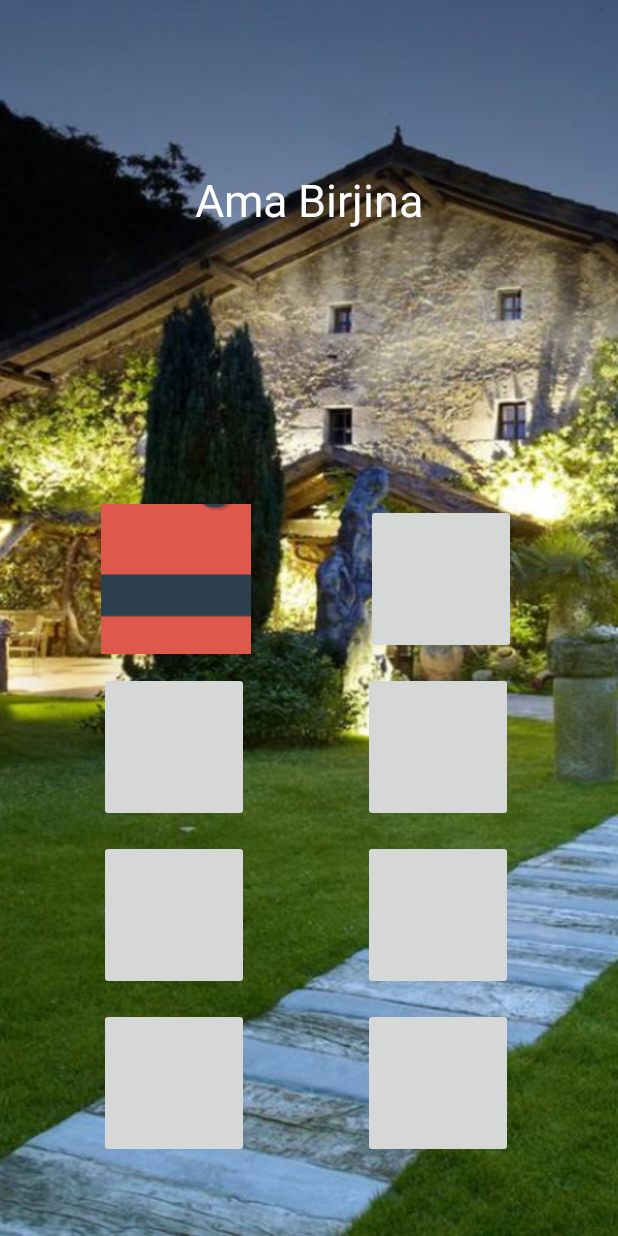
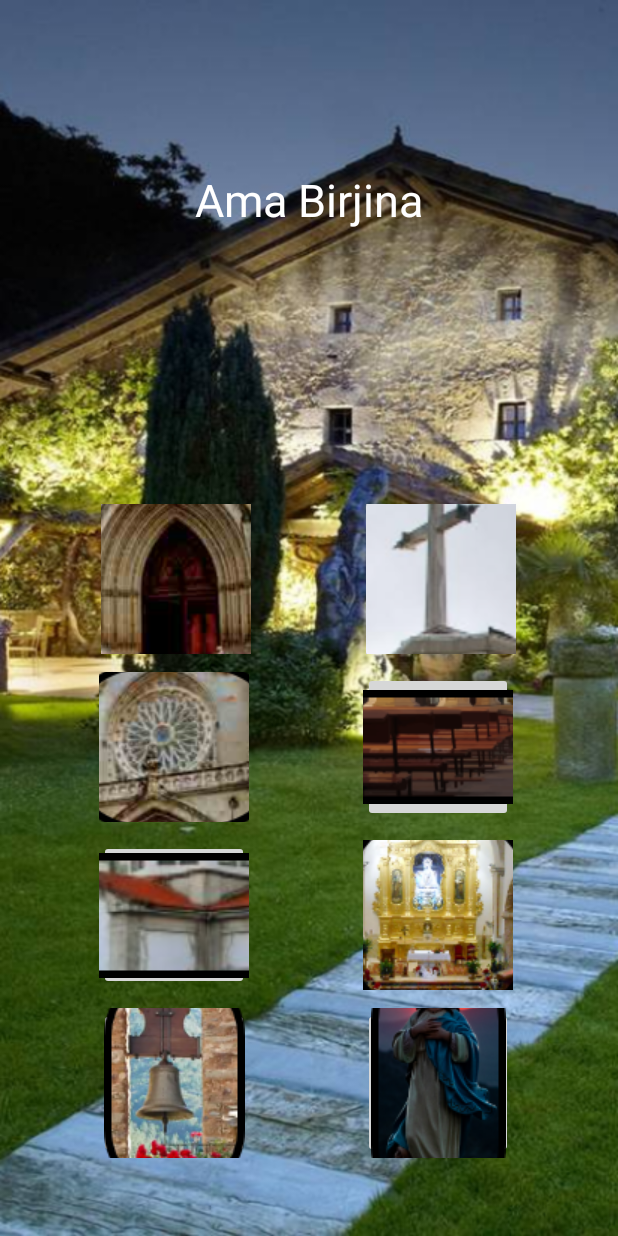
Before and after one commit to AsierTX/Zaldibar_Patapol, an Android app: the SanMartinJokua screen opened directly, with no data from a screen before it, on a phone screen of 412 x 824 dp. Run offline under Robolectric (Android 15) with nearby library versions, the phone set to English and light mode, and no system bars.

Commit message:
Joku 1 + argaskiak

```diff
--- a/app/src/main/res/layout/activity_san_martin_jokua.xml
+++ b/app/src/main/res/layout/activity_san_martin_jokua.xml
@@ -28,7 +28,7 @@
         android:layout_marginStart="70dp"
         android:layout_marginEnd="80dp"
         android:layout_marginBottom="12dp"
-        android:src="@drawable/bag"
+        android:src="@drawable/i_puerta"
         android:tag="Atea"
         app:layout_constraintBottom_toTopOf="@+id/IBTN_2"
         app:layout_constraintEnd_toStartOf="@+id/IBTN_5"
@@ -37,7 +37,6 @@
         app:layout_constraintTop_toBottomOf="@+id/textView"
         app:layout_constraintVertical_bias="1.0"
         tools:ignore="MissingConstraints,SpeakableTextPresentCheck"
-        tools:src="@drawable/bag"
         tools:srcCompat="@tools:sample/avatars" />
 
     <ImageButton
@@ -47,6 +46,7 @@
         android:layout_marginStart="70dp"
         android:layout_marginEnd="80dp"
         android:layout_marginBottom="12dp"
+        android:src="@drawable/i_cristalera"
         android:tag="Beiratea"
         app:layout_constraintBottom_toTopOf="@+id/IBTN_3"
         app:layout_constraintEnd_toStartOf="@+id/IBTN_6"
@@ -61,6 +61,7 @@
         android:layout_marginStart="70dp"
         android:layout_marginEnd="80dp"
         android:layout_marginBottom="12dp"
+        android:src="@drawable/i_tejado"
         android:tag="Teilatua"
         app:layout_constraintBottom_toTopOf="@+id/IBTN_4"
         app:layout_constraintEnd_toStartOf="@+id/IBTN_7"
@@ -75,6 +76,7 @@
         android:layout_marginStart="70dp"
         android:layout_marginEnd="80dp"
         android:layout_marginBottom="52dp"
+        android:src="@drawable/i_campanario"
         android:tag="Kanpaiak"
         app:layout_constraintBottom_toBottomOf="parent"
         app:layout_constraintEnd_toStartOf="@+id/IBTN_8"
@@ -88,6 +90,7 @@
         android:layout_height="100dp"
         android:layout_marginEnd="68dp"
         android:layout_marginBottom="12dp"
+        android:src="@drawable/i_cruz"
         android:tag="Gurutzea"
         app:layout_constraintBottom_toTopOf="@+id/IBTN_6"
         app:layout_constraintEnd_toEndOf="parent"
@@ -102,6 +105,7 @@
         android:layout_height="100dp"
         android:layout_marginEnd="70dp"
         android:layout_marginBottom="12dp"
+        android:src="@drawable/i_sillas"
         android:tag="Bankuak"
         app:layout_constraintBottom_toTopOf="@+id/IBTN_7"
         app:layout_constraintEnd_toEndOf="parent"
@@ -114,6 +118,7 @@
         android:layout_height="100dp"
         android:layout_marginEnd="70dp"
         android:layout_marginBottom="12dp"
+        android:src="@drawable/i_altar"
         android:tag="Altarea"
         app:layout_constraintBottom_toTopOf="@+id/IBTN_8"
         app:layout_constraintEnd_toEndOf="parent"
@@ -126,6 +131,7 @@
         android:layout_height="100dp"
         android:layout_marginEnd="70dp"
         android:layout_marginBottom="52dp"
+        android:src="@drawable/i_virgen_m"
         android:tag="Ama Birjina"
         app:layout_constraintBottom_toBottomOf="parent"
         app:layout_constraintEnd_toEndOf="parent"
```
Also changed, not shown: app/src/main/res/drawable/i_altar.png (added), app/src/main/res/drawable/i_campanario.png (added), app/src/main/res/drawable/i_cristalera.png (added), app/src/main/res/drawable/i_cruz.png (added), app/src/main/res/drawable/i_puerta.png (added), app/src/main/res/drawable/i_sillas.png (added), app/src/main/res/drawable/i_tejado.png (added), app/src/main/res/drawable/i_virgen_m.png (added).
